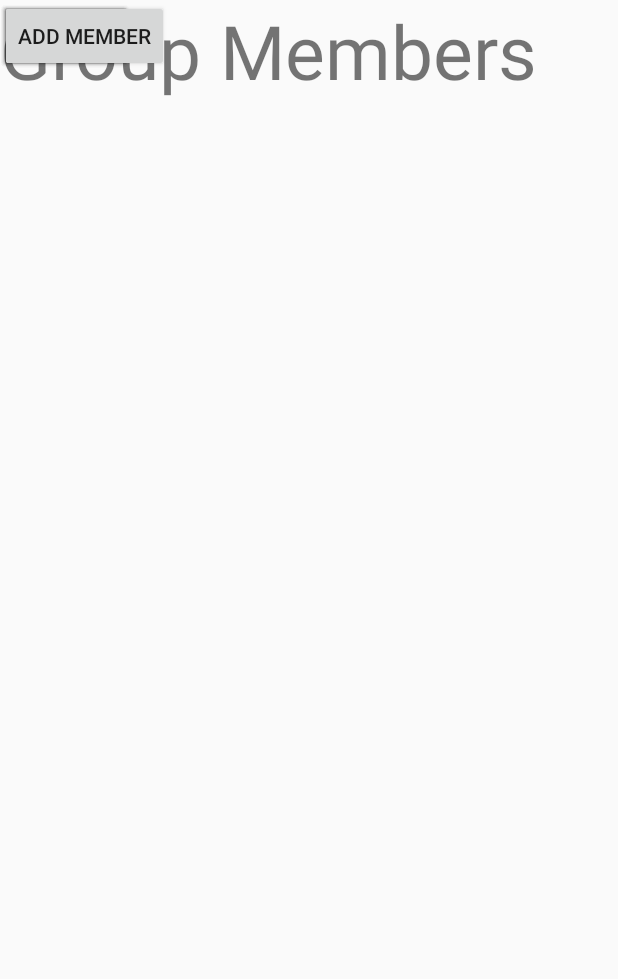
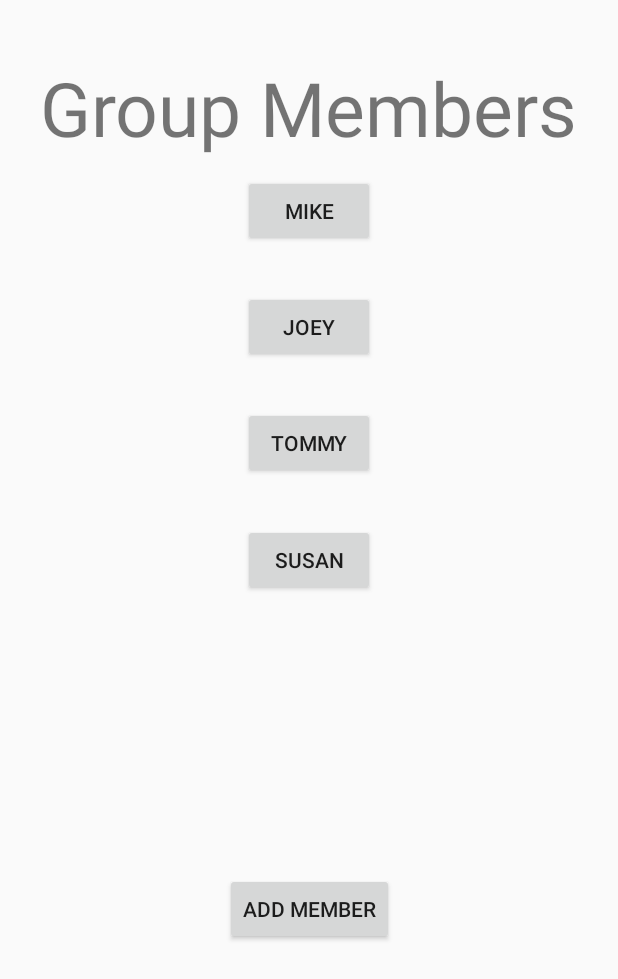
Before and after one commit to damichaels/WhatToDo-CS495, an Android app: the layout activity_group_members.xml on its own in the app's theme, with its tools: preview values and no code run, on a phone screen of 412 x 824 dp. Shown: the top 979 px of the screen. Run offline under Robolectric (Android 15) with nearby library versions, the phone set to English and light mode, and no system bars.

Commit message:
working xml memberInfo,groupMembers,task,Schedule

```diff
--- a/app/src/main/java/com/example/WhatToDo/groupMembers.java
+++ b/app/src/main/java/com/example/WhatToDo/groupMembers.java
@@ -10,7 +10,7 @@
     @Override
     protected void onCreate(Bundle savedInstanceState) {
         super.onCreate(savedInstanceState);
-        setContentView(R.layout.activity_main);
+        setContentView(R.layout.activity_group_members);
     }
 
 }
--- a/app/src/main/java/com/example/WhatToDo/memberInfo.java
+++ b/app/src/main/java/com/example/WhatToDo/memberInfo.java
@@ -9,7 +9,7 @@
     @Override
     protected void onCreate(Bundle savedInstanceState) {
         super.onCreate(savedInstanceState);
-        setContentView(R.layout.activity_main);
+        setContentView(R.layout.activity_member_info);
     }
 
 }
--- a/app/src/main/java/com/example/WhatToDo/taskSchedule.java
+++ b/app/src/main/java/com/example/WhatToDo/taskSchedule.java
@@ -10,7 +10,7 @@
     @Override
     protected void onCreate(Bundle savedInstanceState) {
         super.onCreate(savedInstanceState);
-        setContentView(R.layout.activity_main);
+        setContentView(R.layout.activity_task_schedule);
     }
 
 }
--- a/app/src/main/res/layout/activity_group_members.xml
+++ b/app/src/main/res/layout/activity_group_members.xml
@@ -1,5 +1,5 @@
 <?xml version="1.0" encoding="utf-8"?>
-<android.support.design.widget.CoordinatorLayout xmlns:android="http://schemas.android.com/apk/res/android"
+<androidx.constraintlayout.widget.ConstraintLayout xmlns:android="http://schemas.android.com/apk/res/android"
     xmlns:app="http://schemas.android.com/apk/res-auto"
     xmlns:tools="http://schemas.android.com/tools"
     android:layout_width="match_parent"
@@ -79,4 +79,4 @@
         app:layout_constraintTop_toTopOf="parent"
         app:layout_constraintVertical_bias="0.75"/>
 
-</android.support.design.widget.CoordinatorLayout>
+</androidx.constraintlayout.widget.ConstraintLayout>
--- a/app/src/main/res/layout/activity_member_info.xml
+++ b/app/src/main/res/layout/activity_member_info.xml
@@ -1,5 +1,5 @@
 <?xml version="1.0" encoding="utf-8"?>
-<android.support.design.widget.CoordinatorLayout xmlns:android="http://schemas.android.com/apk/res/android"
+<androidx.constraintlayout.widget.ConstraintLayout xmlns:android="http://schemas.android.com/apk/res/android"
     xmlns:app="http://schemas.android.com/apk/res-auto"
     xmlns:tools="http://schemas.android.com/tools"
     android:layout_width="match_parent"
@@ -104,4 +104,4 @@
         app:layout_constraintTop_toTopOf="parent"
         app:layout_constraintVertical_bias="0.85"/>
 
-</android.support.design.widget.CoordinatorLayout>
+</androidx.constraintlayout.widget.ConstraintLayout>
--- a/app/src/main/res/layout/activity_task_schedule.xml
+++ b/app/src/main/res/layout/activity_task_schedule.xml
@@ -1,5 +1,5 @@
 <?xml version="1.0" encoding="utf-8"?>
-<android.support.design.widget.CoordinatorLayout xmlns:android="http://schemas.android.com/apk/res/android"
+<androidx.constraintlayout.widget.ConstraintLayout xmlns:android="http://schemas.android.com/apk/res/android"
     xmlns:app="http://schemas.android.com/apk/res-auto"
     xmlns:tools="http://schemas.android.com/tools"
     android:layout_width="match_parent"
@@ -208,4 +208,4 @@
         app:layout_constraintTop_toTopOf="parent"
         app:layout_constraintVertical_bias="0.86" />
 
-</android.support.design.widget.CoordinatorLayout>
+</androidx.constraintlayout.widget.ConstraintLayout>
```
